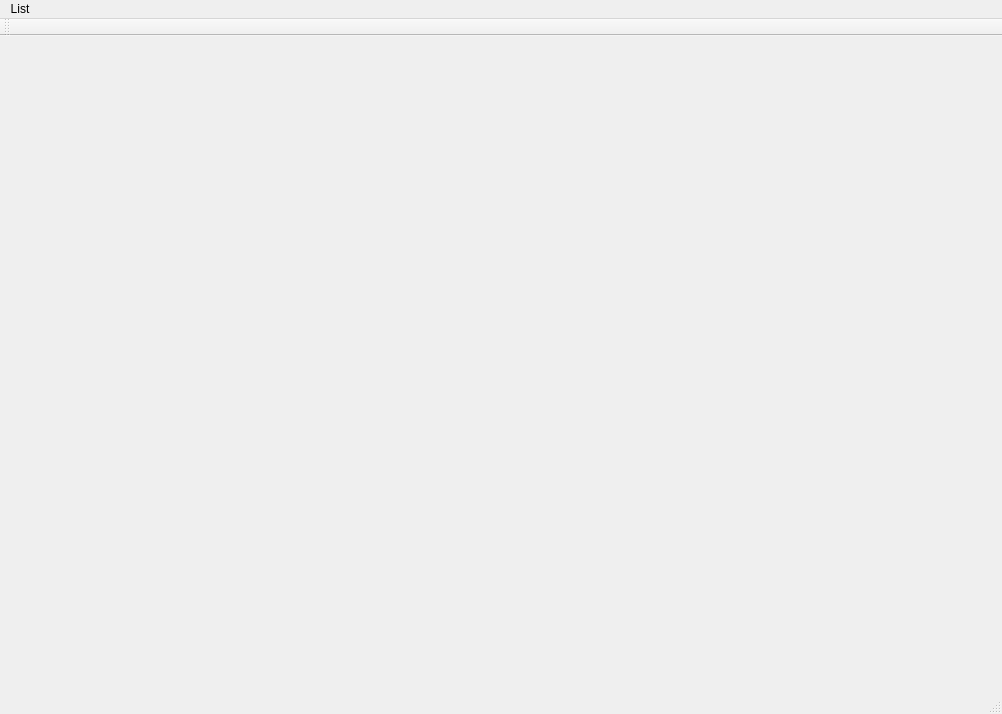
Old version of the form TaskManagerGUI/TaskManagerMainWindow.ui in the repository Federico3198/Task-Manager.
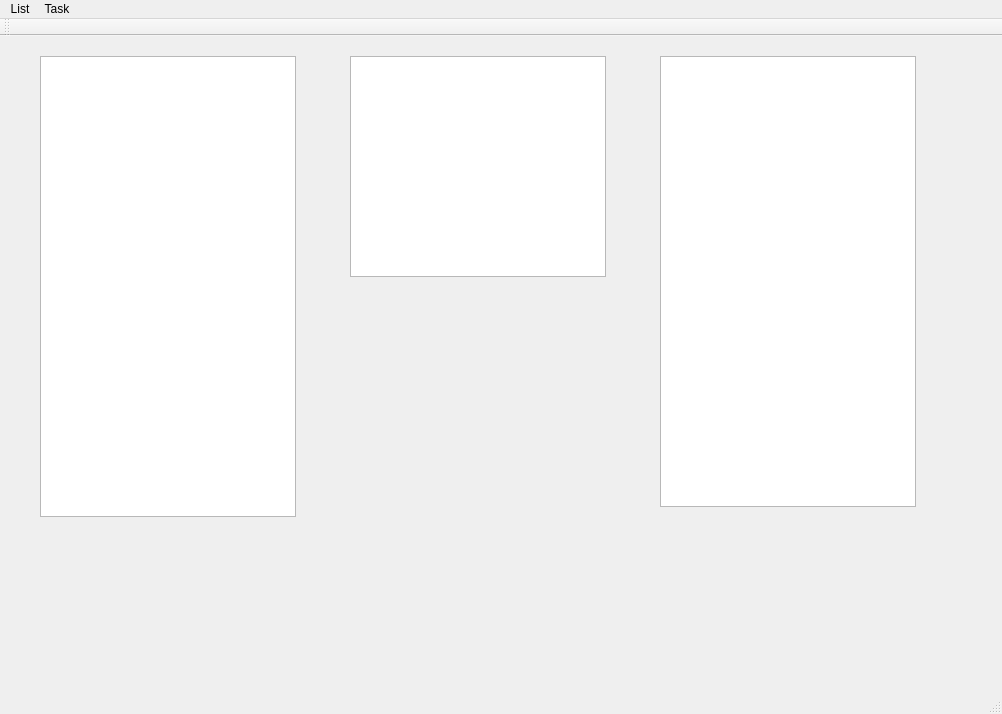
New version of the form.

Commit message: added removal of todo list, started task creation and visualization

The edit to the form file:
```diff
--- a/TaskManagerGUI/TaskManagerMainWindow.ui
+++ b/TaskManagerGUI/TaskManagerMainWindow.ui
@@ -13,7 +13,38 @@
   <property name="windowTitle">
    <string>TaskManagerMainWindow</string>
   </property>
-  <widget class="QWidget" name="centralWidget"/>
+  <widget class="QWidget" name="centralWidget">
+   <widget class="QListWidget" name="listWidgetLists">
+    <property name="geometry">
+     <rect>
+      <x>40</x>
+      <y>20</y>
+      <width>256</width>
+      <height>461</height>
+     </rect>
+    </property>
+   </widget>
+   <widget class="QListWidget" name="listWidgetTasks">
+    <property name="geometry">
+     <rect>
+      <x>350</x>
+      <y>20</y>
+      <width>256</width>
+      <height>221</height>
+     </rect>
+    </property>
+   </widget>
+   <widget class="QListWidget" name="listWidgetTaskInfo">
+    <property name="geometry">
+     <rect>
+      <x>660</x>
+      <y>20</y>
+      <width>256</width>
+      <height>451</height>
+     </rect>
+    </property>
+   </widget>
+  </widget>
   <widget class="QMenuBar" name="menuBar">
    <property name="geometry">
     <rect>
@@ -28,8 +59,17 @@
      <string>List</string>
     </property>
     <addaction name="actionCreateList"/>
+    <addaction name="actionDeleteList"/>
+   </widget>
+   <widget class="QMenu" name="menuTask">
+    <property name="title">
+     <string>Task</string>
+    </property>
+    <addaction name="actionAddTask"/>
+    <addaction name="actionRemoveTask"/>
    </widget>
    <addaction name="menuLista"/>
+   <addaction name="menuTask"/>
   </widget>
   <widget class="QToolBar" name="mainToolBar">
    <attribute name="toolBarArea">
```
Left out of the diff: 15 changed lines with no effect on the pictures. The commit also changes 19 other files.
